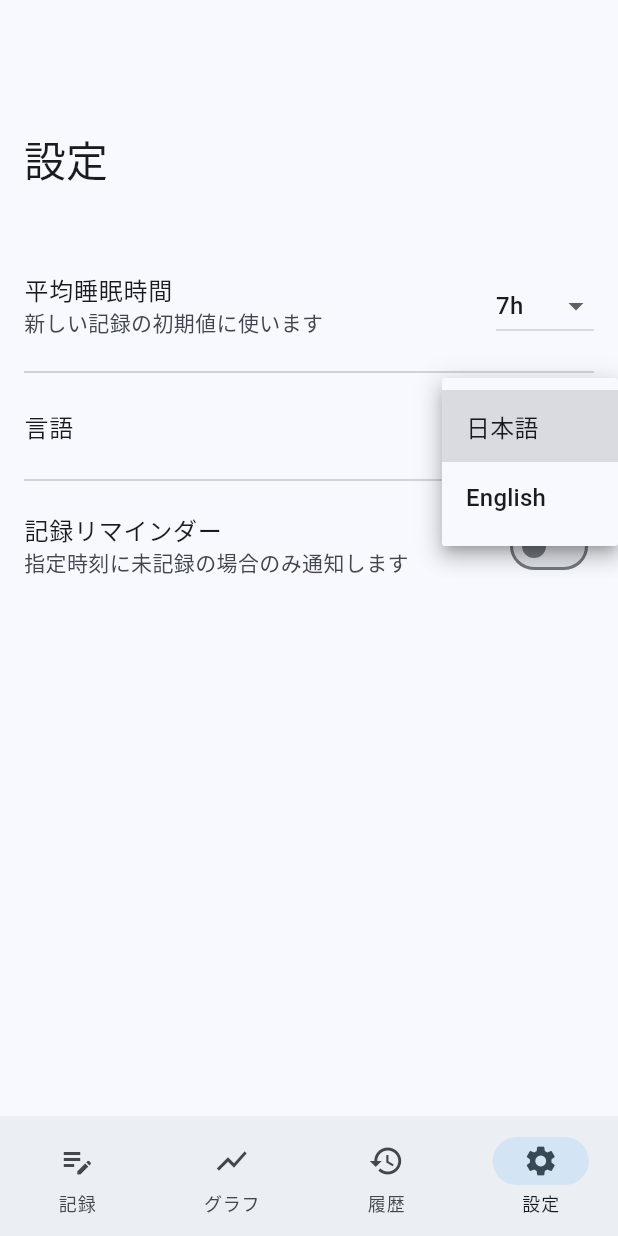
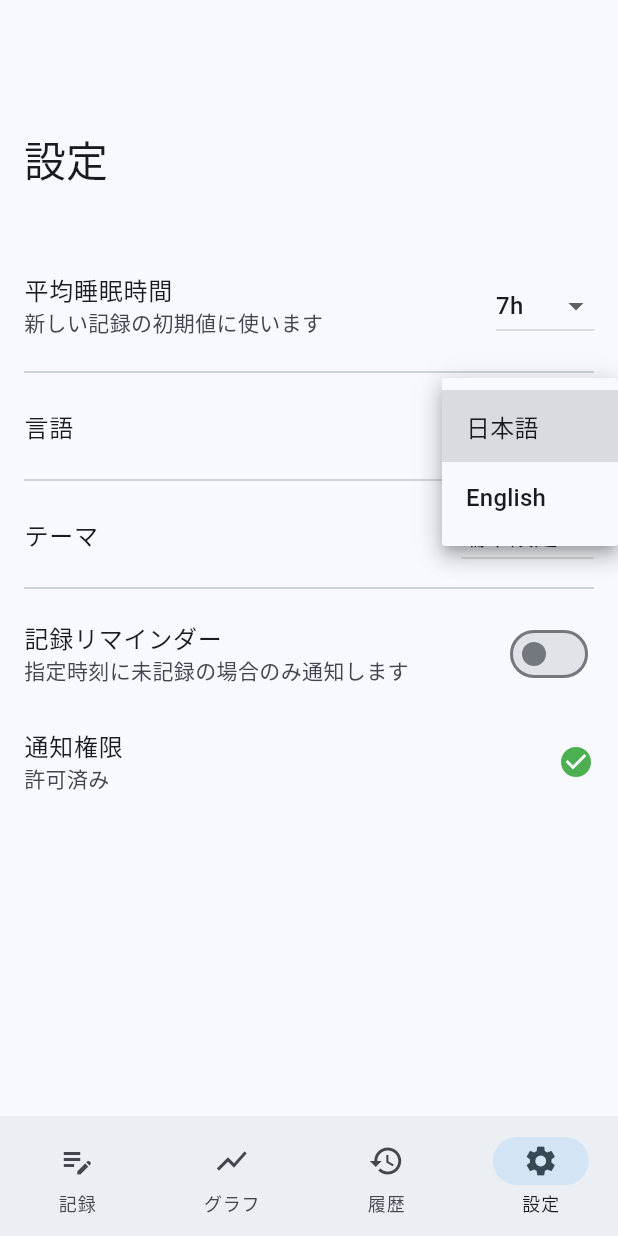
Before and after one commit to rakima/mood_wave_tracker, a Flutter app: the screen it shows after launch, item 4 of the bottom bar chosen, after a tap on "日本語", on a phone screen of 412 x 824 dp. Run offline on Flutter 3.47's test engine with Material 3 defaults, Android fonts, the light colour scheme and no system bars; our stand-ins replace flutter_local_notifications, flutter_timezone, shared_preferences, sqflite, timezone; accounts and stored records are empty.

Commit message:
add: テーマと通知権限設定を追加

```diff
--- a/lib/app.dart
+++ b/lib/app.dart
@@ -8,6 +8,7 @@ import 'screens/history_screen.dart';
 import 'screens/record_screen.dart';
 import 'screens/settings_screen.dart';
 import 'settings/settings_controller.dart';
+import 'settings/app_settings.dart';
 
 class MoodWaveApp extends StatelessWidget {
   const MoodWaveApp(
@@ -26,7 +27,11 @@ class MoodWaveApp extends StatelessWidget {
       builder: (context, child) => MaterialApp(
             title: 'Mood Wave Tracker',
             debugShowCheckedModeBanner: false,
-            themeMode: ThemeMode.system,
+            themeMode: switch (settings.value.themeMode) {
+              AppThemeMode.light => ThemeMode.light,
+              AppThemeMode.dark => ThemeMode.dark,
+              AppThemeMode.system => ThemeMode.system,
+            },
             theme: _theme(Brightness.light),
             darkTheme: _theme(Brightness.dark),
             home: HomeShell(
--- a/lib/notifications/reminder_service.dart
+++ b/lib/notifications/reminder_service.dart
@@ -1,9 +1,11 @@
 import 'package:flutter_local_notifications/flutter_local_notifications.dart';
 import 'package:flutter_timezone/flutter_timezone.dart';
+import 'package:flutter/services.dart';
 import 'package:timezone/data/latest.dart' as tz_data;
 import 'package:timezone/timezone.dart' as tz;
 
 import '../data/mood_record_store.dart';
+import '../domain/mood_record.dart';
 import '../settings/app_settings.dart';
 
 tz.Location resolveTimezoneLocation(String identifier) {
@@ -22,6 +24,7 @@ class ReminderService {
   ReminderService(this._store);
   final MoodRecordStore _store;
   final _plugin = FlutterLocalNotificationsPlugin();
+  static const _settingsChannel = MethodChannel('mood_wave_tracker/settings');
 
   Future<void> initialize() async {
     tz_data.initializeTimeZones();
@@ -41,20 +44,36 @@ class ReminderService {
           ?.requestNotificationsPermission() ??
       false;
 
+  Future<bool> areNotificationsEnabled() async =>
+      await _plugin
+          .resolvePlatformSpecificImplementation<
+              AndroidFlutterLocalNotificationsPlugin>()
+          ?.areNotificationsEnabled() ??
+      false;
+
+  Future<void> openNotificationSettings() =>
+      _settingsChannel.invokeMethod<void>('openNotificationSettings');
+
   Future<void> update(AppSettings settings) async {
     await _plugin.cancelAll();
     if (!settings.notificationsEnabled) return;
 
     final now = tz.TZDateTime.now(tz.local);
     final japanese = settings.language == AppLanguage.japanese;
-    for (var offset = 0; offset < 30; offset++) {
+    final end = now.add(const Duration(days: 364));
+    final recordedDates = (await _store.findBetween(now, end))
+        .map((record) => MoodRecord.dateKey(record.date))
+        .toSet();
+    final schedules = <Future<void>>[];
+    for (var offset = 0; offset < 365; offset++) {
       final day = now.add(Duration(days: offset));
       final target = tz.TZDateTime(tz.local, day.year, day.month, day.day,
           settings.notificationHour, settings.notificationMinute);
-      if (!target.isAfter(now) || await _store.findByDate(day) != null) {
+      if (!target.isAfter(now) ||
+          recordedDates.contains(MoodRecord.dateKey(day))) {
         continue;
       }
-      await _plugin.zonedSchedule(
+      schedules.add(_plugin.zonedSchedule(
         id: target.year * 10000 + target.month * 100 + target.day,
         title: japanese ? '今日の記録' : "Today's record",
         body: japanese
@@ -72,7 +91,8 @@ class ReminderService {
           ),
         ),
         androidScheduleMode: AndroidScheduleMode.inexactAllowWhileIdle,
-      );
+      ));
     }
+    await Future.wait(schedules);
   }
 }
--- a/lib/screens/settings_screen.dart
+++ b/lib/screens/settings_screen.dart
@@ -5,49 +5,75 @@ import '../notifications/reminder_service.dart';
 import '../settings/app_settings.dart';
 import '../settings/settings_controller.dart';
 
-class SettingsScreen extends StatelessWidget {
+class SettingsScreen extends StatefulWidget {
   const SettingsScreen(
       {required this.controller, required this.reminders, super.key});
   final SettingsController controller;
   final ReminderService reminders;
+  @override
+  State<SettingsScreen> createState() => _SettingsScreenState();
+}
+
+class _SettingsScreenState extends State<SettingsScreen>
+    with WidgetsBindingObserver {
+  bool? _permissionGranted;
+  @override
+  void initState() {
+    super.initState();
+    WidgetsBinding.instance.addObserver(this);
+    _refreshPermission();
+  }
+
+  @override
+  void dispose() {
+    WidgetsBinding.instance.removeObserver(this);
+    super.dispose();
+  }
+
+  @override
+  void didChangeAppLifecycleState(AppLifecycleState state) {
+    if (state == AppLifecycleState.resumed) _refreshPermission();
+  }
+
+  Future<void> _refreshPermission() async {
+    final enabled = await widget.reminders.areNotificationsEnabled();
+    if (mounted) setState(() => _permissionGranted = enabled);
+  }
 
   Future<void> _update(AppSettings next) async {
-    await controller.update(next);
-    await reminders.update(next);
+    await widget.controller.update(next);
+    await widget.reminders.update(next);
   }
 
   @override
   Widget build(BuildContext context) {
-    final value = controller.value;
-    final strings = AppStrings(value.language);
+    final value = widget.controller.value;
+    final s = AppStrings(value.language);
     final sleepOptions = [for (var i = 0; i <= 48; i++) i / 2];
     return CustomScrollView(slivers: [
-      SliverAppBar.large(title: Text(strings.settings)),
+      SliverAppBar.large(title: Text(s.settings)),
       SliverPadding(
           padding: const EdgeInsets.all(16),
           sliver: SliverList.list(children: [
             ListTile(
                 contentPadding: EdgeInsets.zero,
-            title: Text(strings.t('平均睡眠時間', 'Average sleep time')),
-            subtitle: Text(strings.t(
+                title: Text(s.t('平均睡眠時間', 'Average sleep time')),
+                subtitle: Text(s.t(
                     '新しい記録の初期値に使います', 'Used as the default for new records')),
                 trailing: DropdownButton<double>(
                     value: value.averageSleepHours,
                     items: sleepOptions
-                  .map((hours) => DropdownMenuItem(
-                        value: hours,
+                        .map((h) => DropdownMenuItem(
+                            value: h,
                             child: Text(
-                            '${hours.toStringAsFixed(hours % 1 == 0 ? 0 : 1)}h'),
-                      ))
+                                '${h.toStringAsFixed(h % 1 == 0 ? 0 : 1)}h')))
                         .toList(),
-              onChanged: (hours) =>
-                  _update(value.copyWith(averageSleepHours: hours)),
-            ),
-          ),
+                    onChanged: (h) =>
+                        _update(value.copyWith(averageSleepHours: h)))),
             const Divider(),
             ListTile(
                 contentPadding: EdgeInsets.zero,
-            title: Text(strings.t('言語', 'Language')),
+                title: Text(s.t('言語', 'Language')),
                 trailing: DropdownButton<AppLanguage>(
                     value: value.language,
                     items: const [
@@ -57,33 +83,68 @@ class SettingsScreen extends StatelessWidget {
                           value: AppLanguage.english, child: Text('English')),
                     ],
                     onChanged: (language) =>
-                  _update(value.copyWith(language: language)),
-            ),
-          ),
+                        _update(value.copyWith(language: language)))),
+            const Divider(),
+            ListTile(
+                contentPadding: EdgeInsets.zero,
+                title: Text(s.t('テーマ', 'Theme')),
+                trailing: DropdownButton<AppThemeMode>(
+                    value: value.themeMode,
+                    items: [
+                      DropdownMenuItem(
+                          value: AppThemeMode.system,
+                          child: Text(s.t('端末設定', 'System'))),
+                      DropdownMenuItem(
+                          value: AppThemeMode.light,
+                          child: Text(s.t('ライト', 'Light'))),
+                      DropdownMenuItem(
+                          value: AppThemeMode.dark,
+                          child: Text(s.t('ダーク', 'Dark'))),
+                    ],
+                    onChanged: (mode) =>
+                        _update(value.copyWith(themeMode: mode)))),
             const Divider(),
             SwitchListTile(
                 contentPadding: EdgeInsets.zero,
-            title: Text(strings.t('記録リマインダー', 'Record reminder')),
-            subtitle: Text(strings.t('指定時刻に未記録の場合のみ通知します',
+                title: Text(s.t('記録リマインダー', 'Record reminder')),
+                subtitle: Text(s.t('指定時刻に未記録の場合のみ通知します',
                     'Notifies only if today is not recorded')),
                 value: value.notificationsEnabled,
                 onChanged: (enabled) async {
-              if (enabled && !await reminders.requestPermission()) return;
+                  if (enabled && !await widget.reminders.requestPermission()) {
+                    await _refreshPermission();
+                    if (context.mounted) {
+                      ScaffoldMessenger.of(context).showSnackBar(SnackBar(
+                          content: Text(s.t('通知権限が許可されていません',
+                              'Notification permission is not granted'))));
+                    }
+                    return;
+                  }
+                  await _refreshPermission();
                   await _update(value.copyWith(notificationsEnabled: enabled));
-            },
-          ),
+                }),
+            ListTile(
+                contentPadding: EdgeInsets.zero,
+                title: Text(s.t('通知権限', 'Notification permission')),
+                subtitle: Text(_permissionGranted == true
+                    ? s.t('許可済み', 'Granted')
+                    : s.t('未許可', 'Not granted')),
+                trailing: _permissionGranted == true
+                    ? const Icon(Icons.check_circle, color: Colors.green)
+                    : TextButton(
+                        onPressed: widget.reminders.openNotificationSettings,
+                        child: Text(s.t('端末設定を開く', 'Open settings')))),
             if (value.notificationsEnabled)
               ListTile(
                   contentPadding: EdgeInsets.zero,
-              title: Text(strings.t('通知時間', 'Notification time')),
+                  title: Text(s.t('通知時間', 'Notification time')),
                   trailing: TextButton(
                       onPressed: () async {
                         final time = await showTimePicker(
                             context: context,
                             initialTime: TimeOfDay(
                                 hour: value.notificationHour,
-                        minute: value.notificationMinute),
-                  );
+                                minute: value.notificationMinute));
                         if (time != null) {
                           await _update(value.copyWith(
                               notificationHour: time.hour,
@@ -91,11 +152,8 @@ class SettingsScreen extends StatelessWidget {
                         }
                       },
                       child: Text(
-                    '${value.notificationHour.toString().padLeft(2, '0')}:${value.notificationMinute.toString().padLeft(2, '0')}'),
-              ),
-            ),
-        ]),
-      ),
+                          '${value.notificationHour.toString().padLeft(2, '0')}:${value.notificationMinute.toString().padLeft(2, '0')}'))),
+          ])),
     ]);
   }
 }
--- a/lib/settings/app_settings.dart
+++ b/lib/settings/app_settings.dart
@@ -1,4 +1,6 @@
 enum AppLanguage { japanese, english }
+
+enum AppThemeMode { system, light, dark }
 
 class AppSettings {
   const AppSettings({
@@ -7,6 +9,7 @@ class AppSettings {
     this.notificationsEnabled = false,
     this.notificationHour = 21,
     this.notificationMinute = 0,
+    this.themeMode = AppThemeMode.system,
   });
 
   final double averageSleepHours;
@@ -14,6 +17,7 @@ class AppSettings {
   final bool notificationsEnabled;
   final int notificationHour;
   final int notificationMinute;
+  final AppThemeMode themeMode;
 
   AppSettings copyWith({
     double? averageSleepHours,
@@ -21,6 +25,7 @@ class AppSettings {
     bool? notificationsEnabled,
     int? notificationHour,
     int? notificationMinute,
+    AppThemeMode? themeMode,
   }) =>
       AppSettings(
         averageSleepHours: averageSleepHours ?? this.averageSleepHours,
@@ -28,5 +33,6 @@ class AppSettings {
         notificationsEnabled: notificationsEnabled ?? this.notificationsEnabled,
         notificationHour: notificationHour ?? this.notificationHour,
         notificationMinute: notificationMinute ?? this.notificationMinute,
+        themeMode: themeMode ?? this.themeMode,
       );
 }
--- a/lib/settings/settings_controller.dart
+++ b/lib/settings/settings_controller.dart
@@ -1,11 +1,14 @@
 import 'package:flutter/foundation.dart';
 
 import 'app_settings.dart';
-import 'settings_store.dart';
+
+abstract interface class SettingsPersistence {
+  Future<void> save(AppSettings value);
+}
 
 class SettingsController extends ChangeNotifier {
   SettingsController(this._store, this.value);
-  final SettingsStore _store;
+  final SettingsPersistence _store;
   AppSettings value;
 
   Future<void> update(AppSettings next) async {
--- a/lib/settings/settings_store.dart
+++ b/lib/settings/settings_store.dart
@@ -1,8 +1,9 @@
 import 'package:shared_preferences/shared_preferences.dart';
 
 import 'app_settings.dart';
+import 'settings_controller.dart';
 
-class SettingsStore {
+class SettingsStore implements SettingsPersistence {
   SettingsStore(this._preferences);
   final SharedPreferencesAsync _preferences;
 
@@ -11,6 +12,7 @@ class SettingsStore {
   static const _notificationsKey = 'notifications_enabled';
   static const _notificationHourKey = 'notification_hour';
   static const _notificationMinuteKey = 'notification_minute';
+  static const _themeKey = 'theme_mode';
 
   Future<AppSettings> load() async => AppSettings(
         averageSleepHours: await _preferences.getDouble(_sleepKey) ?? 7,
@@ -22,8 +24,18 @@ class SettingsStore {
         notificationHour: await _preferences.getInt(_notificationHourKey) ?? 21,
         notificationMinute:
             await _preferences.getInt(_notificationMinuteKey) ?? 0,
+        themeMode: await _loadTheme(),
       );
 
+  Future<AppThemeMode> _loadTheme() async {
+    final stored = await _preferences.getString(_themeKey) ?? 'system';
+    return AppThemeMode.values.firstWhere(
+      (mode) => mode.name == stored,
+      orElse: () => AppThemeMode.system,
+    );
+  }
+
+  @override
   Future<void> save(AppSettings value) async {
     await Future.wait([
       _preferences.setDouble(_sleepKey, value.averageSleepHours),
@@ -31,6 +43,7 @@ class SettingsStore {
       _preferences.setBool(_notificationsKey, value.notificationsEnabled),
       _preferences.setInt(_notificationHourKey, value.notificationHour),
       _preferences.setInt(_notificationMinuteKey, value.notificationMinute),
+      _preferences.setString(_themeKey, value.themeMode.name),
     ]);
   }
 }
```
Also changed, not shown: 1 other file. Lines whose indentation alone changed are shown as unchanged.
